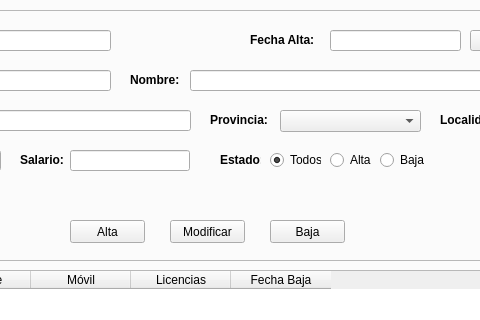
Above: TEMA 1/templates/MainWindow.ui from braisdp6/2DAM_DI before the change; both pictures show x 341 to 821 and y 103 to 423 of the 1113 by 768 pixel window. Below: the same form after it.
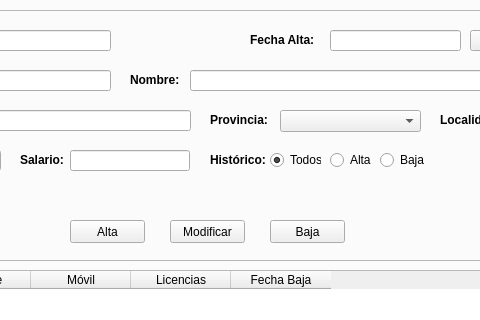
That is the form after the change. Icons and pictures are not drawn.

Diff of the .ui file:
```diff
--- a/TEMA 1/templates/MainWindow.ui
+++ b/TEMA 1/templates/MainWindow.ui
@@ -36,6 +36,12 @@
    </size>
   </property>
   <widget class="QWidget" name="centralwidget">
+   <property name="sizePolicy">
+    <sizepolicy hsizetype="Expanding" vsizetype="Expanding">
+     <horstretch>0</horstretch>
+     <verstretch>0</verstretch>
+    </sizepolicy>
+   </property>
    <layout class="QGridLayout" name="gridLayout">
     <item row="0" column="0">
      <widget class="QTabWidget" name="panelPrincipal">
@@ -49,6 +55,12 @@
        <number>0</number>
       </property>
       <widget class="QWidget" name="panelDrivers">
+       <property name="sizePolicy">
+        <sizepolicy hsizetype="Expanding" vsizetype="Expanding">
+         <horstretch>0</horstretch>
+         <verstretch>0</verstretch>
+        </sizepolicy>
+       </property>
        <attribute name="title">
         <string>CONDUCTORES</string>
        </attribute>
@@ -61,6 +73,12 @@
           <height>251</height>
          </rect>
         </property>
+        <property name="sizePolicy">
+         <sizepolicy hsizetype="Expanding" vsizetype="Expanding">
+          <horstretch>0</horstretch>
+          <verstretch>0</verstretch>
+         </sizepolicy>
+        </property>
         <property name="frameShape">
          <enum>QFrame::StyledPanel</enum>
         </property>
@@ -653,9 +671,9 @@
         <widget class="QLabel" name="lblEstado">
          <property name="geometry">
           <rect>
-           <x>490</x>
+           <x>480</x>
            <y>140</y>
-           <width>41</width>
+           <width>61</width>
            <height>20</height>
           </rect>
          </property>
@@ -675,7 +693,7 @@
           <string notr="true"/>
          </property>
          <property name="text">
-          <string>Estado:</string>
+          <string>Histórico:</string>
          </property>
         </widget>
         <widget class="QRadioButton" name="rbtTodos">
```
Left out of the diff: 2 changed lines with no effect on the pictures.
